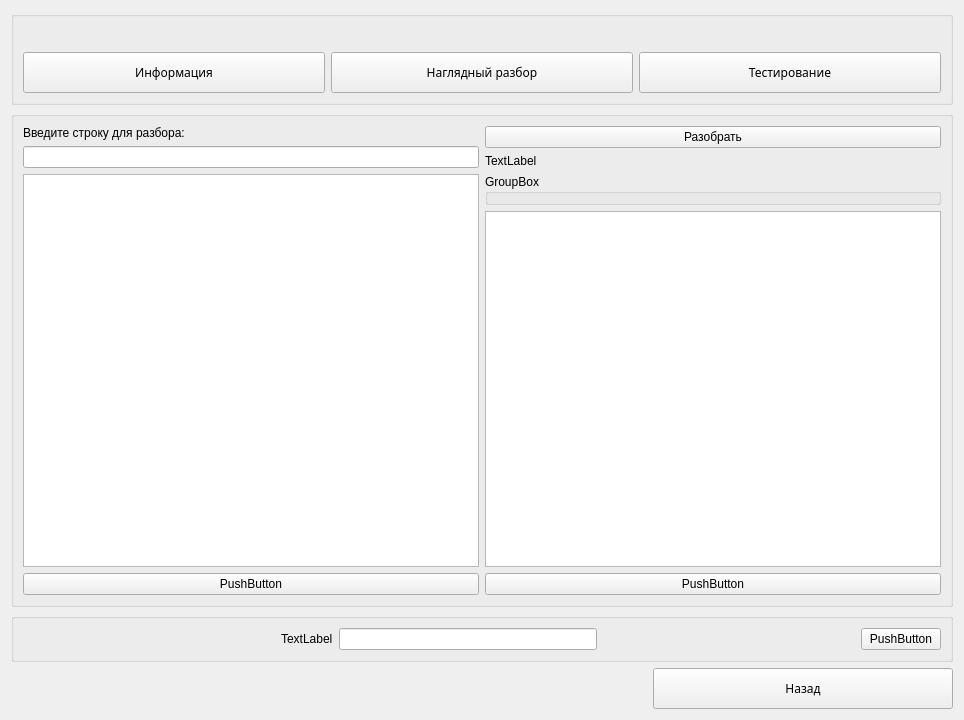
First picture: the form in ParsingAssistant/CWindow.ui, repository Owlfeather/ParsingAssistant, before the edit.
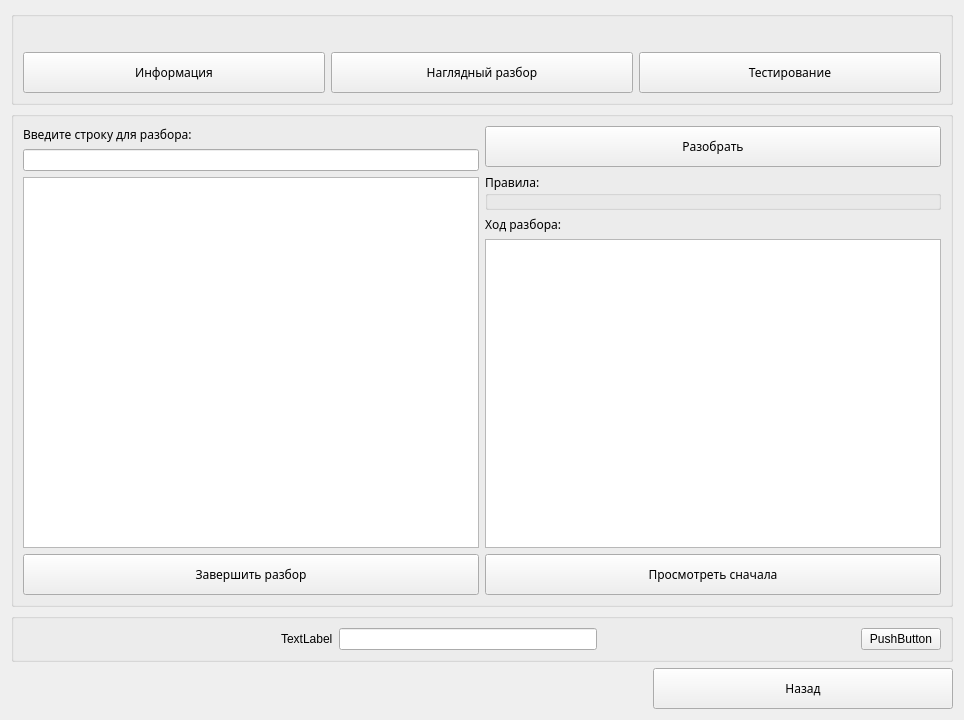
Second picture: the form after the edit.

What changed in the file:
```diff
--- a/ParsingAssistant/CWindow.ui
+++ b/ParsingAssistant/CWindow.ui
@@ -118,6 +118,12 @@
            <layout class="QVBoxLayout" name="verticalLayout_4">
             <item>
              <widget class="QLabel" name="lblAboutStr">
+              <property name="font">
+               <font>
+                <family>Century Gothic</family>
+                <pointsize>9</pointsize>
+               </font>
+              </property>
               <property name="text">
                <string>Введите строку для разбора:</string>
               </property>
@@ -135,22 +141,46 @@
            <layout class="QVBoxLayout" name="verticalLayout_3">
             <item>
              <widget class="QPushButton" name="btnStep">
+              <property name="minimumSize">
+               <size>
+                <width>0</width>
+                <height>41</height>
+               </size>
+              </property>
+              <property name="font">
+               <font>
+                <family>Century Gothic</family>
+                <pointsize>9</pointsize>
+               </font>
+              </property>
               <property name="text">
                <string>Разобрать</string>
               </property>
              </widget>
             </item>
-            <item>
-             <widget class="QLabel" name="label_3">
-              <property name="text">
-               <string>TextLabel</string>
-              </property>
-             </widget>
-            </item>
             <item>
              <widget class="QGroupBox" name="groupBox_3">
+              <property name="font">
+               <font>
+                <family>Century Gothic</family>
+                <pointsize>9</pointsize>
+               </font>
+              </property>
               <property name="title">
-               <string>GroupBox</string>
+               <string>Правила:</string>
+              </property>
+             </widget>
+            </item>
+            <item>
+             <widget class="QLabel" name="label_3">
+              <property name="font">
+               <font>
+                <family>Century Gothic</family>
+                <pointsize>9</pointsize>
+               </font>
+              </property>
+              <property name="text">
+               <string>Ход разбора:</string>
               </property>
              </widget>
             </item>
@@ -164,16 +194,40 @@
         <item>
          <layout class="QHBoxLayout" name="horizontalLayout_2">
           <item>
-           <widget class="QPushButton" name="pushButton_5">
+           <widget class="QPushButton" name="btmStopAndRefresh">
+            <property name="minimumSize">
+             <size>
+              <width>0</width>
+              <height>41</height>
+             </size>
+            </property>
+            <property name="font">
+             <font>
+              <family>Century Gothic</family>
+              <pointsize>9</pointsize>
+             </font>
+            </property>
             <property name="text">
-             <string>PushButton</string>
+             <string>Завершить разбор</string>
             </property>
            </widget>
           </item>
           <item>
-           <widget class="QPushButton" name="pushButton_6">
+           <widget class="QPushButton" name="btnRepeat">
+            <property name="minimumSize">
+             <size>
+              <width>0</width>
+              <height>41</height>
+             </size>
+            </property>
+            <property name="font">
+             <font>
+              <family>Century Gothic</family>
+              <pointsize>9</pointsize>
+             </font>
+            </property>
             <property name="text">
-             <string>PushButton</string>
+             <string>Просмотреть сначала</string>
             </property>
            </widget>
           </item>
```
